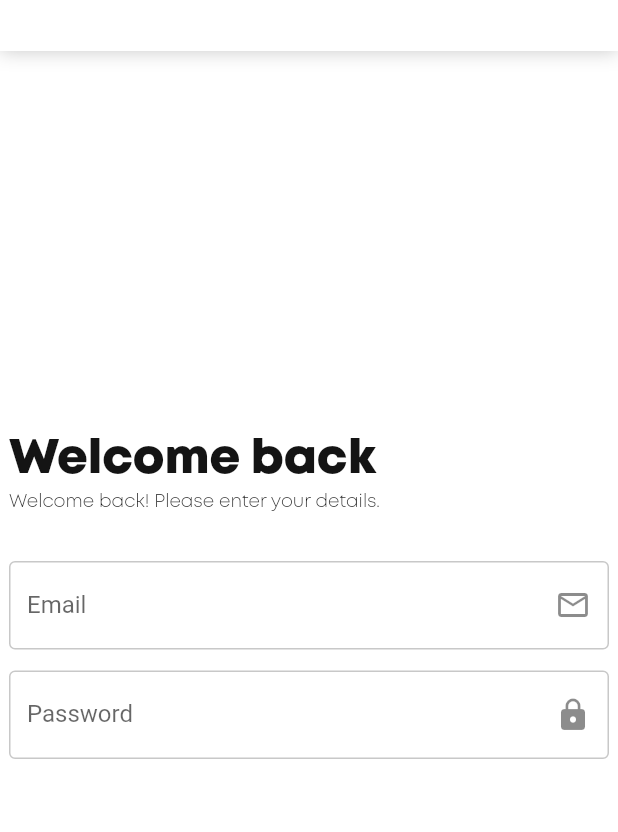
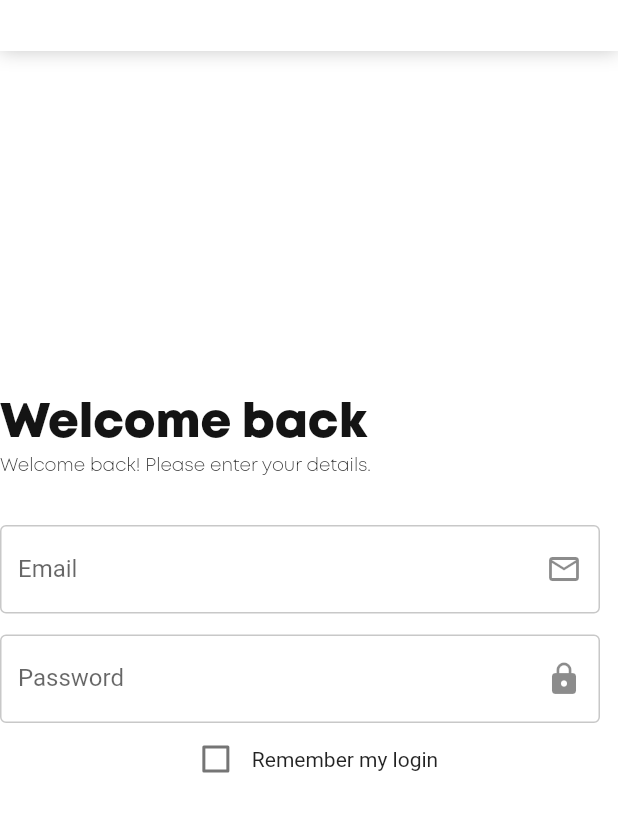
Before and after one commit to Excellence-Teams/excellence_teams_frontend, a Flutter app: the screen it shows after launch, after a tap on "PROJECTS", after a tap on "PROFILE", on a phone screen of 412 x 824 dp, the part 99-931 px from its top. Run offline on Flutter 3.47's test engine with Material 2 defaults, Android fonts, the phone set to English and light mode, and no system bars; our stand-ins replace auto_route, get_it; missing offline and left inert: shared_preferences_web.

Commit message:
save changes

```diff
--- a/lib/ui/screens/profile/login/login.dart
+++ b/lib/ui/screens/profile/login/login.dart
@@ -54,7 +54,7 @@
   }
 }
 
-class LoginLeftSide extends StatelessWidget {
+class LoginLeftSide extends StatefulWidget {
   const LoginLeftSide({
     Key? key,
     required this.paneProportion,
@@ -63,9 +63,15 @@
   final int paneProportion;
 
   @override
+  State<LoginLeftSide> createState() => _LoginLeftSideState();
+}
+
+class _LoginLeftSideState extends State<LoginLeftSide> {
+  @override
   Widget build(BuildContext context) {
+    bool? isChecked = false;
     return Flexible(
-      flex: paneProportion,
+      flex: widget.paneProportion,
       child: Align(
           alignment: Alignment.centerLeft,
           child: Container(
@@ -74,17 +80,17 @@
             child: Column(
                 mainAxisAlignment: MainAxisAlignment.center,
                 crossAxisAlignment: CrossAxisAlignment.start,
-                children: const [
-                  Text(
+                children: [
+                  const Text(
                     "Welcome back",
                     style: ETTextStyles.montTitle,
                   ),
-                  Text(
+                  const Text(
                     "Welcome back! Please enter your details.",
                     style: ETTextStyles.montBook,
                   ),
-                  SizedBox(height: 32),
-                  SizedBox(
+                  const SizedBox(height: 32),
+                  const SizedBox(
                     width: 400,
                     child: TextField(
                       decoration: InputDecoration(
@@ -103,8 +109,8 @@
                       ),
                     ),
                   ),
-                  SizedBox(height: 14),
-                  SizedBox(
+                  const SizedBox(height: 14),
+                  const SizedBox(
                     width: 400,
                     child: TextField(
                       obscureText: true,
@@ -125,8 +131,23 @@
                       ),
                     ),
                   ),
-                ]),
+
+                Row(
+                  mainAxisAlignment: MainAxisAlignment.center,
+                  children: [Checkbox(
+                    value: isChecked,
+                      onChanged: (value) {
+                        setState(() {
+                          isChecked = value!;
+                        });
+                      },
+                    ),
+                    const Text("Remember my login"),
+                  ]
+              ),
+            ]),
           )),
+
     );
   }
 }
```
